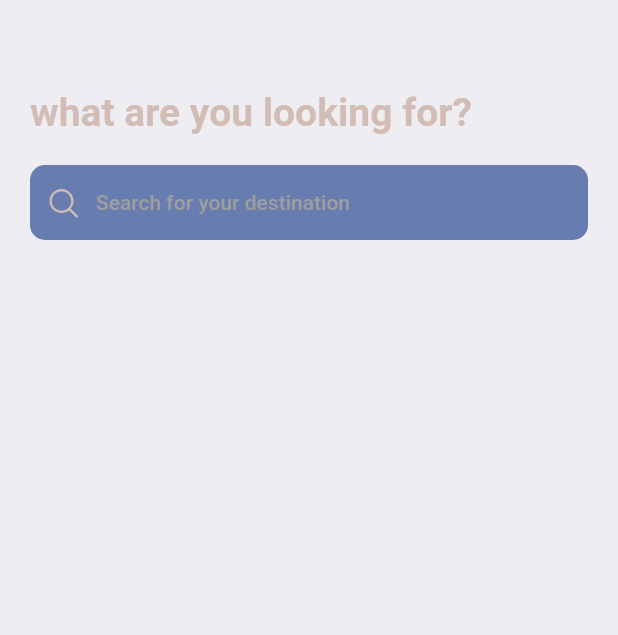
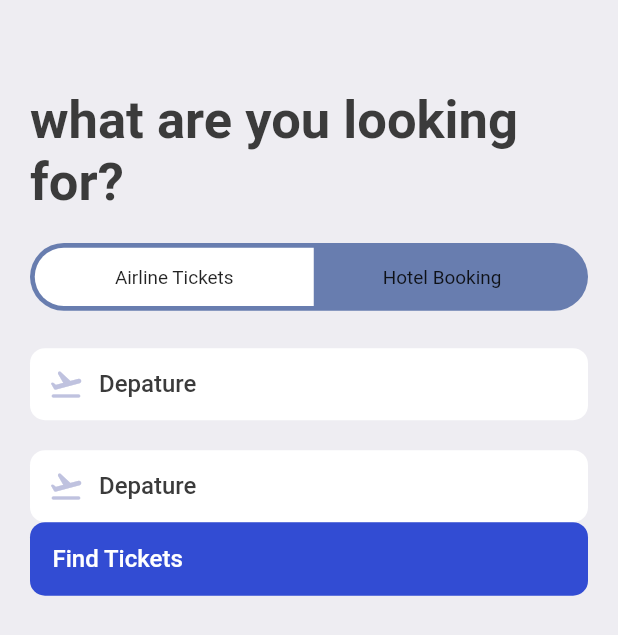
Before and after one commit to octavvia/bookingme, a Flutter app: the SearchScreen screen opened directly, on a phone screen of 412 x 824 dp. Shown: the top 635 px of the screen. Run offline on Flutter 3.47's test engine with Material 2 defaults, Android fonts, the phone set to English and light mode, and no system bars; our stand-ins replace fluentui_icons, gap, get.

Commit message:
add: search icon text

```diff
--- a/lib/screens/search_screen.dart
+++ b/lib/screens/search_screen.dart
@@ -1,5 +1,5 @@
 import 'package:bookingme/utils/app_styles.dart';
-import 'package:fluentui_icons/fluentui_icons.dart';
+import 'package:bookingme/widgets/icon_text_widget.dart';
 import 'package:flutter/material.dart';
 import 'package:gap/gap.dart';
 import '../utils/app_layout.dart';
@@ -19,30 +19,72 @@
           children: [
             Gap(AppLayout.getHeight(40)),
             Text('what are you looking for?',
-                style: Styles.headLineStyle1.copyWith(color: Styles.kakiColor)),
+                style: Styles.headLineStyle1
+                    .copyWith(fontSize: AppLayout.getWidth(35))),
             Gap(AppLayout.getHeight(20)),
-            Container(
+            FittedBox(
+              child: Container(
+                padding: const EdgeInsets.all(3.5),
                 height: 50,
                 width: size.width,
                 decoration: BoxDecoration(
                   color: Styles.primaryColor,
-                borderRadius: BorderRadius.circular(10),
+                  borderRadius: BorderRadius.circular(AppLayout.getHeight(50)),
                 ),
                 child: Row(
                   children: [
-                  Gap(AppLayout.getWidth(10)),
-                  Icon(
-                    FluentSystemIcons.ic_fluent_search_regular,
-                    color: Styles.kakiColor,
+                    Container(
+                        width: size.width * .50,
+                        padding: EdgeInsets.symmetric(
+                            vertical: AppLayout.getHeight(7)),
+                        decoration: BoxDecoration(
+                          borderRadius: BorderRadius.horizontal(
+                              left: Radius.circular(AppLayout.getHeight(50))),
+                          color: Colors.white,
                         ),
-                  Gap(AppLayout.getWidth(10)),
-                  Text(
-                    "Search for your destination",
-                    style: Styles.headLineStyle4,
+                        child: const Center(
+                          child: Text('Airline Tickets'),
+                        )),
+                    Container(
+                        width: size.width * .46,
+                        padding: EdgeInsets.symmetric(
+                            vertical: AppLayout.getHeight(7)),
+                        decoration: BoxDecoration(
+                          borderRadius: BorderRadius.horizontal(
+                              right: Radius.circular(AppLayout.getHeight(50))),
+                          color: Colors.transparent,
                         ),
+                        child: const Center(
+                          child: Text('Hotel Booking'),
+                        ))
                   ],
                 ),
               ),
+            ),
+            Gap(AppLayout.getHeight(25)),
+            const AppIconText(
+                icon: Icons.flight_takeoff_rounded, text: 'depature'),
+            Gap(AppLayout.getHeight(20)),
+            const AppIconText(icon: Icons.flight_land_rounded, text: 'Arrival'),
+            Container(
+              padding: EdgeInsets.symmetric(
+                  horizontal: AppLayout.getWidth(15),
+                  vertical: AppLayout.getHeight(15)),
+              decoration: BoxDecoration(
+                color: const Color(0xD91130CE),
+                borderRadius: BorderRadius.circular(AppLayout.getWidth(10)),
+              ),
+              child: Center(
+                child: Row(
+                  children: [
+                    Text('Find Tickets',
+                        style: Styles.textStyle.copyWith(
+                          color: Colors.white,
+                        )),
+                  ],
+                ),
+              ),
+            )
           ]),
     );
   }
--- /dev/null
+++ b/lib/widgets/icon_text_widget.dart
@@ -0,0 +1,34 @@
+import 'package:flutter/material.dart';
+import 'package:bookingme/utils/app_styles.dart';
+import 'package:gap/gap.dart';
+import '../utils/app_layout.dart';
+
+class AppIconText extends StatelessWidget {
+  final IconData icon;
+  final String text;
+  const AppIconText({Key? key, required this.icon, required this.text})
+      : super(key: key);
+
+  @override
+  Widget build(BuildContext context) {
+    return Container(
+      padding: EdgeInsets.symmetric(
+          horizontal: AppLayout.getWidth(12),
+          vertical: AppLayout.getHeight(12)),
+      decoration: BoxDecoration(
+        color: Colors.white,
+        borderRadius: BorderRadius.circular(AppLayout.getHeight(10)),
+      ),
+      child: Row(
+        children: [
+          const Icon(
+            Icons.flight_takeoff_rounded,
+            color: Color(0xffbfc2df),
+          ),
+          Gap(AppLayout.getWidth(10)),
+          Text('Depature', style: Styles.textStyle),
+        ],
+      ),
+    );
+  }
+}
```
Lines whose indentation alone changed are shown as unchanged.
